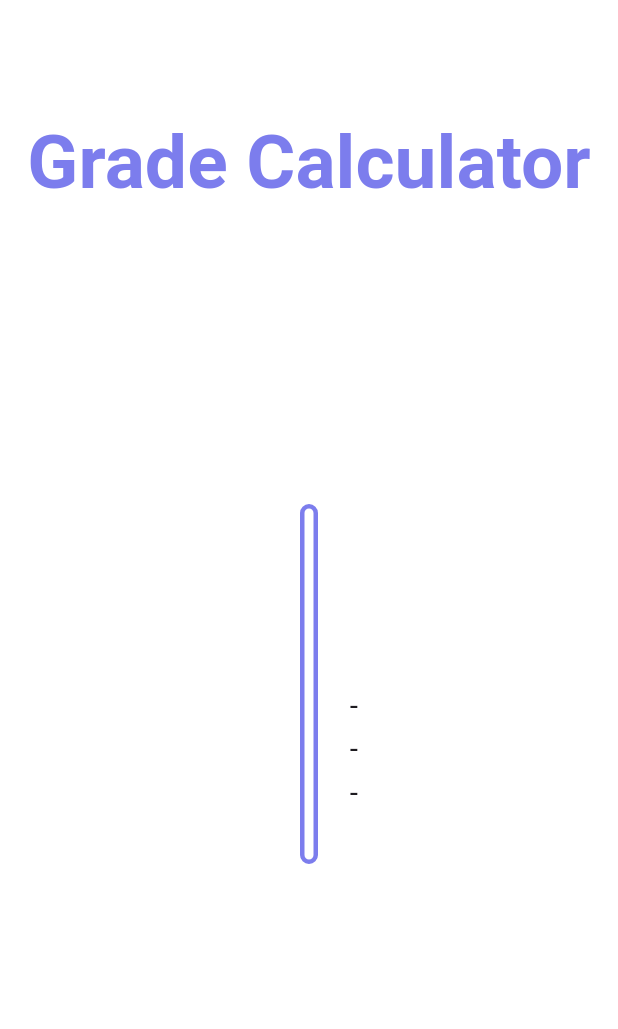
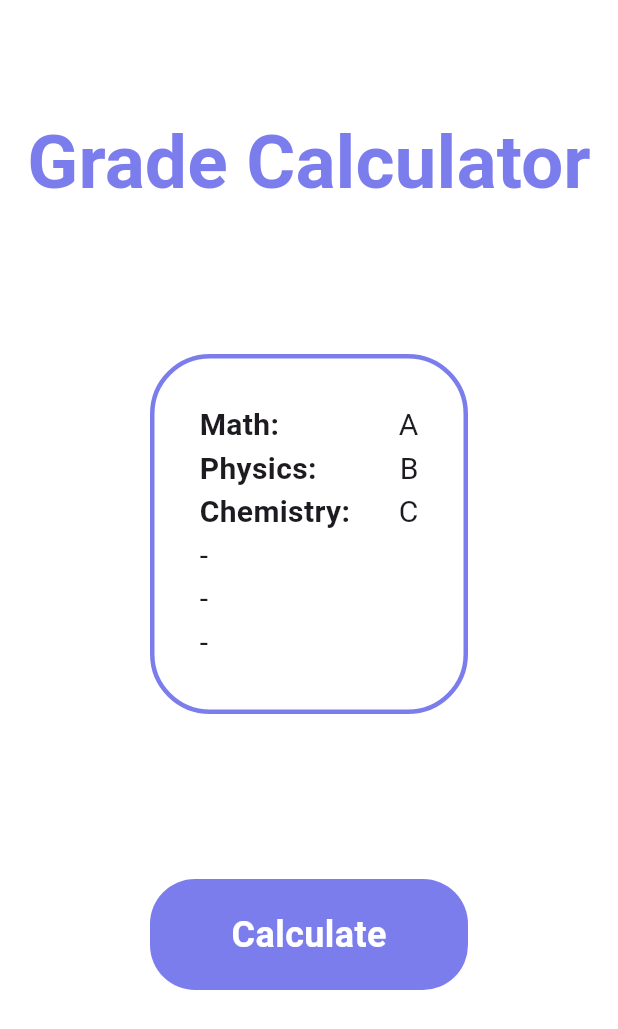
Before and after one commit to meshariSalhouli/grade_calculater2, a Flutter app: the screen it shows after launch, on a phone screen of 412 x 824 dp. Shown: the top 1029 px of the screen. Run offline on Flutter 3.47's test engine with Material 3 defaults, Android fonts, the phone set to English and light mode, and no system bars.

Commit message:
Grade calculator -replace the color to the selected color - create  title for the page -create a some container -creating a multiple column and rows

```diff
--- a/lib/main.dart
+++ b/lib/main.dart
@@ -6,7 +6,9 @@ void main() {
 }
 
 class MyApp extends StatelessWidget {
-  final Color customColor = const Color(0xFF7C7DED); // defining the color
+  final Color customColor = const Color(0xFF7C7DED);
+
+  const MyApp({super.key}); // defining the color
   @override
   Widget build(BuildContext context) {
     return MaterialApp(
@@ -34,7 +36,7 @@ class MyApp extends StatelessWidget {
                   Container(
                     padding: const EdgeInsets.all(30),
                     margin: const EdgeInsets.only(
-                        top: 200, bottom: 10, left: 200, right: 200),
+                        top: 100, bottom: 10, left: 100, right: 100),
                     decoration: BoxDecoration(
                       color: Colors.white,
                       border: Border.all(color: customColor, width: 3),
@@ -95,7 +97,7 @@ class MyApp extends StatelessWidget {
                   Container(
                     padding: const EdgeInsets.symmetric(vertical: 20),
                     margin:
-                        const EdgeInsets.only(top: 150, left: 300, right: 300),
+                        const EdgeInsets.only(top: 100, left: 100, right: 100),
                     decoration: BoxDecoration(
                       color: customColor,
                       borderRadius: BorderRadius.circular(30),
```
